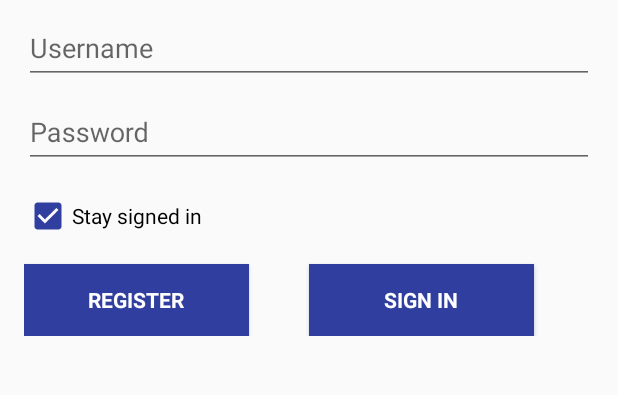
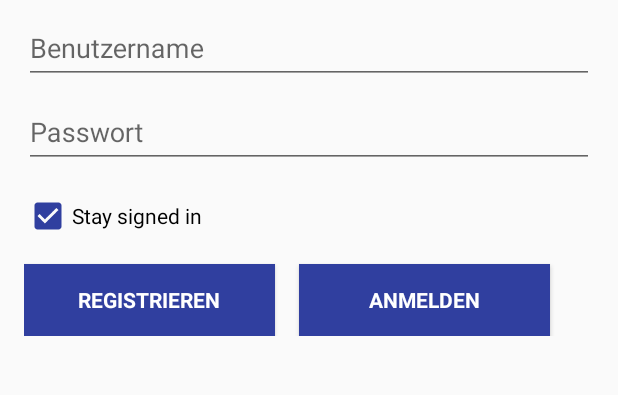
Before and after one commit to wakeugit/palaver, an Android app: the screen it shows after launch (PalaverLoginActivity), on a phone screen of 412 x 824 dp, the part 408-803 px from its top. Run offline under Robolectric (Android 15) with nearby library versions, the phone set to English and light mode, and no system bars.

Commit message:
Übersetzung auf deutsch von Login Seite Add Button jetzt nur noch im Kontakte Tab sichtbar Name und Passwort des Benutzers werden jetzt an die MainActivity übergeben Kommentare Kleine Änderungen in den XMLs

```diff
--- a/app/src/main/AndroidManifest.xml
+++ b/app/src/main/AndroidManifest.xml
@@ -3,9 +3,9 @@
     package="mobile.paluno.de.palaver">
 
     <!-- To auto-complete the email text field in the login form with the user's emails -->
-    <uses-permission android:name="android.permission.GET_ACCOUNTS" />
-    <uses-permission android:name="android.permission.READ_PROFILE" />
-    <uses-permission android:name="android.permission.READ_CONTACTS" />
+    <!--<uses-permission android:name="android.permission.GET_ACCOUNTS" />-->
+    <!--<uses-permission android:name="android.permission.READ_PROFILE" />-->
+    <!--<uses-permission android:name="android.permission.READ_CONTACTS" />-->
     <uses-permission android:name="android.permission.INTERNET" />
 
     <application
--- a/app/src/main/res/layout/activity_palaver_login.xml
+++ b/app/src/main/res/layout/activity_palaver_login.xml
@@ -46,10 +46,9 @@
                     android:id="@+id/username"
                     android:layout_width="match_parent"
                     android:layout_height="wrap_content"
-                    android:hint="@string/prompt_username"
+                    android:hint="Benutzername"
                     android:inputType="text"
-                    android:maxLines="1"
-                    android:singleLine="true" />
+                    android:maxLines="1" />
 
             </android.support.design.widget.TextInputLayout>
 
@@ -61,13 +60,12 @@
                     android:id="@+id/password"
                     android:layout_width="match_parent"
                     android:layout_height="wrap_content"
-                    android:hint="@string/prompt_password"
+                    android:hint="Passwort"
                     android:imeActionId="@+id/login"
-                    android:imeActionLabel="@string/action_sign_in"
+                    android:imeActionLabel="Anmelden"
                     android:imeOptions="actionUnspecified"
                     android:inputType="textPassword"
-                    android:maxLines="1"
-                    android:singleLine="true" />
+                    android:maxLines="1"/>
 
             </android.support.design.widget.TextInputLayout>
 
@@ -80,34 +78,67 @@
                 android:checked="true"
                 />
 
-        <LinearLayout
+            <!--<LinearLayout-->
+                <!--android:id="@+id/button_login_register"-->
+                <!--android:layout_width="match_parent"-->
+                <!--android:layout_height="wrap_content"-->
+                <!--android:orientation="horizontal">-->
+
+                <!--<Button-->
+                    <!--android:id="@+id/user_register_button"-->
+                    <!--style="?android:textAppearanceSmall"-->
+                    <!--android:layout_width="170dp"-->
+                    <!--android:layout_height="wrap_content"-->
+                    <!--android:layout_marginRight="5dp"-->
+                    <!--android:layout_marginTop="16dp"-->
+                    <!--android:background="@color/colorPrimary"-->
+                    <!--android:text="@string/action_register"-->
+                    <!--android:textColor="@color/colorButton"-->
+                    <!--android:textStyle="bold" />-->
+
+                <!--<Button-->
+                    <!--android:id="@+id/user_sign_in_button"-->
+                    <!--style="?android:textAppearanceSmall"-->
+                    <!--android:layout_width="match_parent"-->
+                    <!--android:layout_height="wrap_content"-->
+                    <!--android:layout_marginLeft="5dp"-->
+                    <!--android:layout_marginTop="16dp"-->
+                    <!--android:background="@color/colorPrimary"-->
+                    <!--android:text="@string/action_sign_in"-->
+                    <!--android:textColor="@color/colorButton"-->
+                    <!--android:textStyle="bold" />-->
+            <!--</LinearLayout>-->
+
+            <RelativeLayout
                 android:id="@+id/button_login_register"
                 android:layout_width="match_parent"
                 android:layout_height="wrap_content"
                 android:orientation="horizontal">
+
                 <Button
                     android:id="@+id/user_register_button"
                     style="?android:textAppearanceSmall"
-                android:layout_width="150dp"
                     android:layout_height="wrap_content"
+                    android:layout_width="167dp"
                     android:layout_marginTop="16dp"
-                android:layout_marginRight="20dp"
-                android:text="@string/action_register"
                     android:background="@color/colorPrimary"
-                android:textStyle="bold"
-                android:textColor="@color/colorButton"/>
+                    android:text="Registrieren"
+                    android:textColor="@color/colorButton"
+                    android:textStyle="bold" />
+
                 <Button
                     android:id="@+id/user_sign_in_button"
                     style="?android:textAppearanceSmall"
-                android:layout_width="150dp"
                     android:layout_height="wrap_content"
+                    android:layout_width="167dp"
                     android:layout_marginTop="16dp"
-                android:layout_marginLeft="20dp"
-                android:text="@string/action_sign_in"
+                    android:layout_toRightOf="@id/user_register_button"
+                    android:layout_marginLeft="16dp"
                     android:background="@color/colorPrimary"
-                android:textStyle="bold"
-                android:textColor="@color/colorButton"/>
-        </LinearLayout>
+                    android:text="Anmelden"
+                    android:textColor="@color/colorButton"
+                    android:textStyle="bold" />
+            </RelativeLayout>
         </LinearLayout>
     </ScrollView>
 
```
Also changed, not shown: app/src/main/java/mobile/paluno/de/palaver/controller/PalaverLoginActivity.java (+19 -0 lines), app/src/main/java/mobile/paluno/de/palaver/controller/PalaverMainActivity.java (+34 -3 lines), app/src/main/java/mobile/paluno/de/palaver/controller/PalaverRegisterActivity.java (+9 -7 lines), app/src/main/res/layout/activity_palaver_main.xml (+21 -9 lines). Lines whose indentation alone changed are shown as unchanged.
